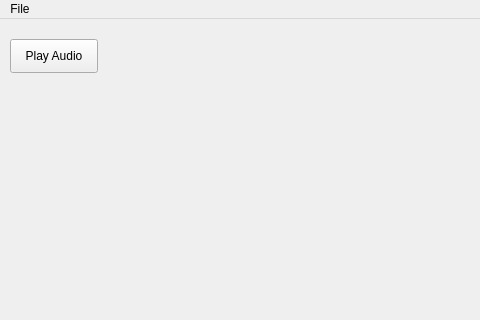
alee14-projects/erable-godot, file player.ui: the form before one commit; both pictures show x 0 to 480 and y 0 to 320 of the 800 by 600 pixel window.
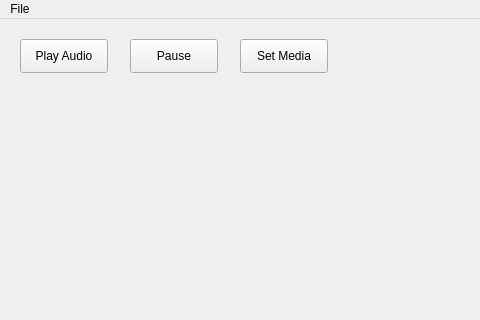
The form after the commit.

Commit message: Added file dialog and pause

```diff
--- a/player.ui
+++ b/player.ui
@@ -14,10 +14,10 @@
    <string>AleePlayer</string>
   </property>
   <widget class="QWidget" name="centralwidget">
-   <widget class="QPushButton" name="pushButton">
+   <widget class="QPushButton" name="playButton">
     <property name="geometry">
      <rect>
-      <x>10</x>
+      <x>20</x>
       <y>20</y>
       <width>88</width>
       <height>34</height>
@@ -27,6 +27,32 @@
      <string>Play Audio</string>
     </property>
    </widget>
+   <widget class="QPushButton" name="pauseButton">
+    <property name="geometry">
+     <rect>
+      <x>130</x>
+      <y>20</y>
+      <width>88</width>
+      <height>34</height>
+     </rect>
+    </property>
+    <property name="text">
+     <string>Pause</string>
+    </property>
+   </widget>
+   <widget class="QPushButton" name="pushButton">
+    <property name="geometry">
+     <rect>
+      <x>240</x>
+      <y>20</y>
+      <width>88</width>
+      <height>34</height>
+     </rect>
+    </property>
+    <property name="text">
+     <string>Set Media</string>
+    </property>
+   </widget>
   </widget>
   <widget class="QMenuBar" name="menubar">
    <property name="geometry">
```
The commit also changes 4 other files.
